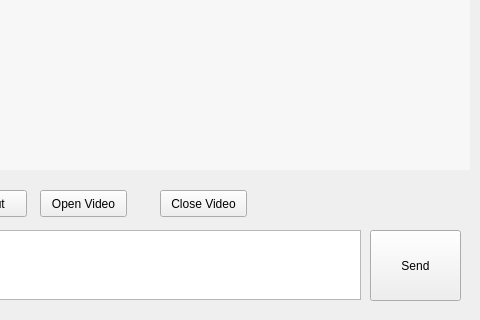
Qt form ChatClient/chatclient.ui (zdw66/dwchat) before a commit; both pictures show x 320 to 800 and y 280 to 600 of the 800 by 600 pixel window.
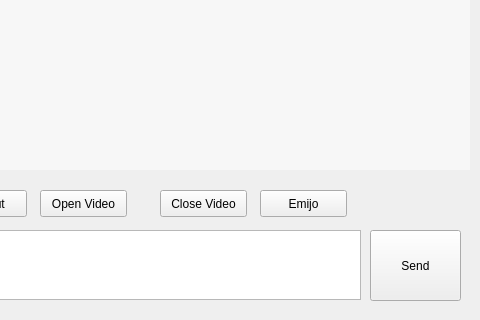
The same form after that commit.

Diff of the .ui file:
```diff
--- a/ChatClient/chatclient.ui
+++ b/ChatClient/chatclient.ui
@@ -134,6 +134,19 @@
     <string>Close Video</string>
    </property>
   </widget>
+  <widget class="QPushButton" name="pushButton_6">
+   <property name="geometry">
+    <rect>
+     <x>580</x>
+     <y>470</y>
+     <width>87</width>
+     <height>27</height>
+    </rect>
+   </property>
+   <property name="text">
+    <string>Emijo</string>
+   </property>
+  </widget>
  </widget>
  <resources/>
  <connections/>
```
